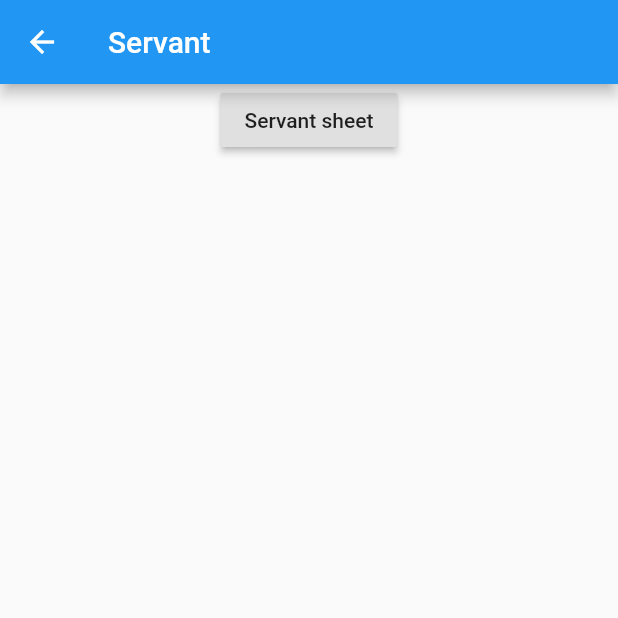
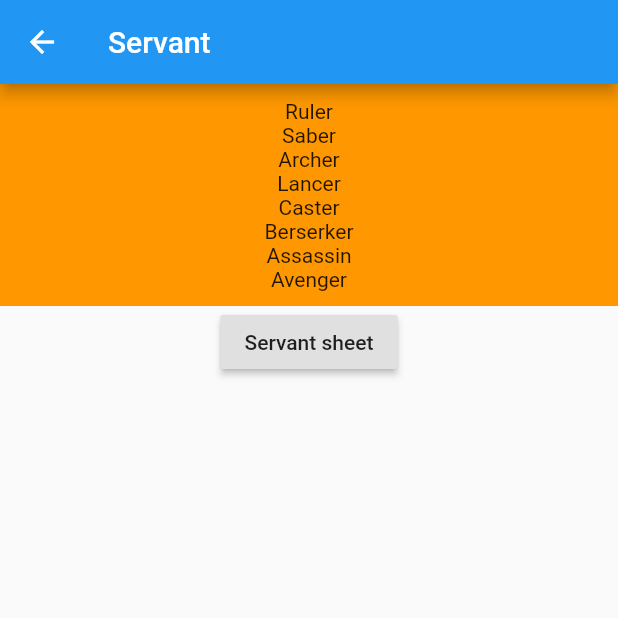
Before and after one commit to Rigald02/Servant_sheet, a Flutter app: the ServantDetail screen opened directly, on a phone screen of 412 x 824 dp, the top half of it. Run offline on Flutter 3.47's test engine with Material 2 defaults, Android fonts, the phone set to English and light mode, and no system bars.

Commit message:
vessel list

```diff
--- a/lib/Core/servant-detail.dart
+++ b/lib/Core/servant-detail.dart
@@ -1,7 +1,10 @@
 import 'package:flutter/material.dart';
 import 'package:servantsheet/main.dart';
+import 'vessels.dart';
 
 class ServantDetail extends StatelessWidget{
+
+
   @override
   Widget build(BuildContext context) {
     // TODO: implement build
@@ -12,6 +15,7 @@ class ServantDetail extends StatelessWidget{
       body: Center(
         child: Column(
           children: <Widget>[
+            Vessels(),
             RaisedButton(
               child: Text('Servant sheet'),
               onPressed: () {
--- a/lib/Core/vessels.dart
+++ b/lib/Core/vessels.dart
@@ -1,5 +1,90 @@
 //handles data scrapping from https://typemoon.fandom.com/wiki/Servant
+import 'package:flutter/material.dart';
 
-abstract class Vessels{
 
+class Vessels extends StatelessWidget{
+
+//  Vessel _vessel;
+
+  // Vessels(this._vessel);
+
+  @override
+  Widget build(BuildContext context) {
+    // TODO: implement build
+    return Container(
+      decoration: BoxDecoration(
+        color: Colors.orange,
+      ),
+      child: ListView(
+        shrinkWrap: true,
+        scrollDirection: Axis.vertical,
+        padding: const EdgeInsets.all(10.0),
+        children: <Widget>[
+          Align(
+            alignment: Alignment.center,
+            child: Text('Ruler'),
+          ),
+          Align(
+            alignment: Alignment.center,
+            child: Text('Saber'),
+          ),
+          Align(
+            alignment: Alignment.center,
+            child: Text('Archer'),
+          ),
+          Align(
+            alignment: Alignment.center,
+            child: Text('Lancer'),
+          ),
+          Align(
+            alignment: Alignment.center,
+            child: Text('Caster'),
+          ),
+          Align(
+            alignment: Alignment.center,
+            child: Text('Berserker'),
+          ),
+          Align(
+            alignment: Alignment.center,
+            child: Text('Assassin'),
+          ),
+          Align(
+            alignment: Alignment.center,
+            child: Text('Avenger'),
+          ),
+        ],
+      ),
+    );
+  }
 }
+
+
+
+/*final List<String> vessels = <String>[
+  'Ruler',
+  'Saber',
+  'Archer',
+  'Lancer',
+  'Caster',
+  'Berserker',
+  'Assassin',
+  'Avenger'];
+
+final List<int> colorCodes = <int>[600, 500, 400, 300, 200, 100];
+
+@override
+Widget build(BuildContext context) {
+  // TODO: implement build
+  ListView.separated(
+    padding: const EdgeInsets.all(8),
+    itemCount: vessels.length,
+    itemBuilder: (BuildContext context, int index) {
+      return Container(
+        height: 50,
+        color: Colors.amber[colorCodes[index]],
+        child: Center(child: Text('Entry ${vessels[index]}')),
+      );
+    },
+    separatorBuilder: (BuildContext context, int index) => const Divider(),
+  );
+}*/
```
